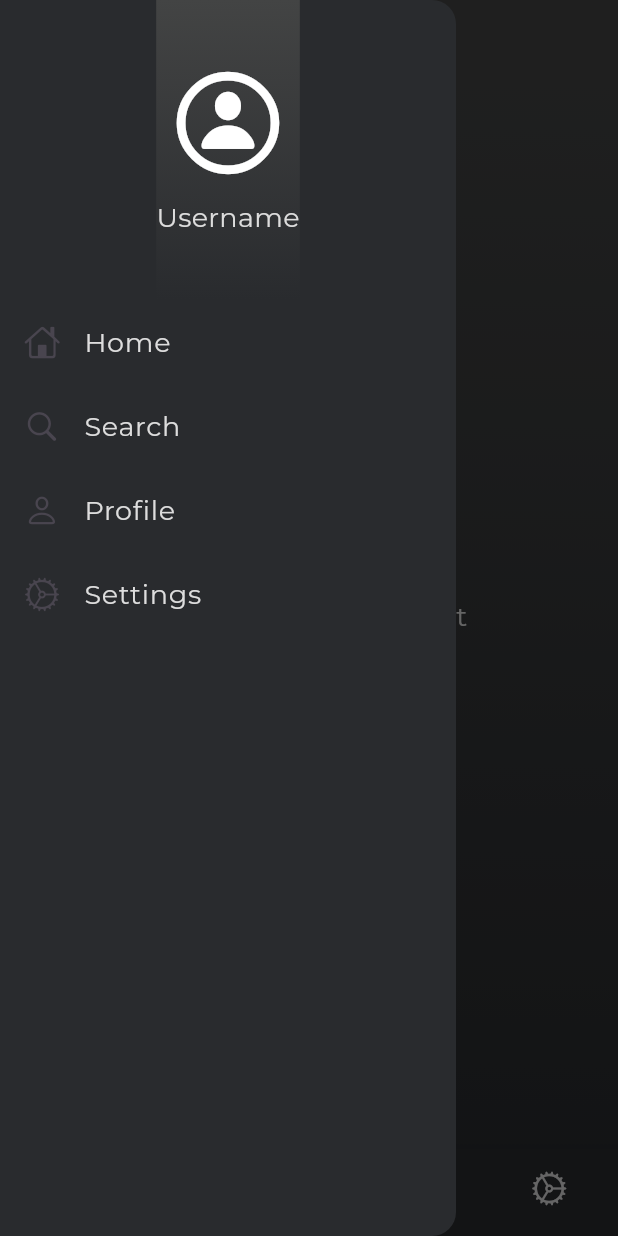
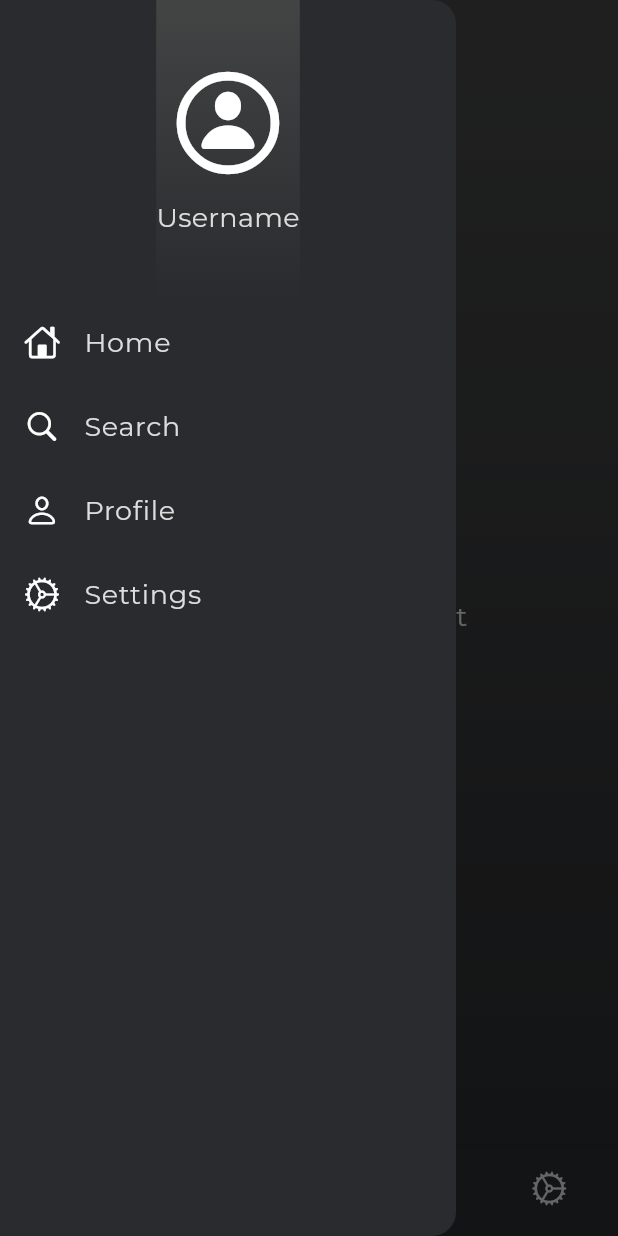
Before and after one commit to Mertelyev/Gamer-Stash, a Flutter app: the screen it shows after launch, item 2 of the bottom bar chosen, with the side drawer open, on a phone screen of 412 x 824 dp. Run offline on Flutter 3.47's test engine with Material 3 defaults, Android fonts, the phone set to English and light mode, and no system bars; our stand-ins replace go_router.

Commit message:
Ufak hata düzeltmeleri

```diff
--- a/lib/core/routes.dart
+++ b/lib/core/routes.dart
@@ -1,4 +1,3 @@
-import 'package:flutter/material.dart';
 import 'package:go_router/go_router.dart';
 import '../screens/loading_screen.dart';
 import '../screens/home_screen.dart';
--- a/lib/screens/home_screen.dart
+++ b/lib/screens/home_screen.dart
@@ -92,7 +92,7 @@ class _HomeScreenState extends State<HomeScreen> {
               ),
             ),
             ListTile(
-              leading: const Icon(CupertinoIcons.home),
+              leading: const Icon(CupertinoIcons.home, color: Colors.white),
               title: const Text(
                 'Home',
                 style: TextStyle(
@@ -105,7 +105,7 @@ class _HomeScreenState extends State<HomeScreen> {
               onTap: () => _onItemTapped(0),
             ),
             ListTile(
-              leading: const Icon(CupertinoIcons.search),
+              leading: const Icon(CupertinoIcons.search, color: Colors.white),
               title: const Text(
                 'Search',
                 style: TextStyle(
@@ -118,7 +118,7 @@ class _HomeScreenState extends State<HomeScreen> {
               onTap: () => _onItemTapped(1),
             ),
             ListTile(
-              leading: const Icon(CupertinoIcons.person),
+              leading: const Icon(CupertinoIcons.person, color: Colors.white),
               title: const Text(
                 'Profile',
                 style: TextStyle(
@@ -131,7 +131,7 @@ class _HomeScreenState extends State<HomeScreen> {
               onTap: () => _onItemTapped(2),
             ),
             ListTile(
-              leading: const Icon(CupertinoIcons.settings),
+              leading: const Icon(CupertinoIcons.settings, color: Colors.white),
               title: const Text(
                 'Settings',
                 style: TextStyle(
```
